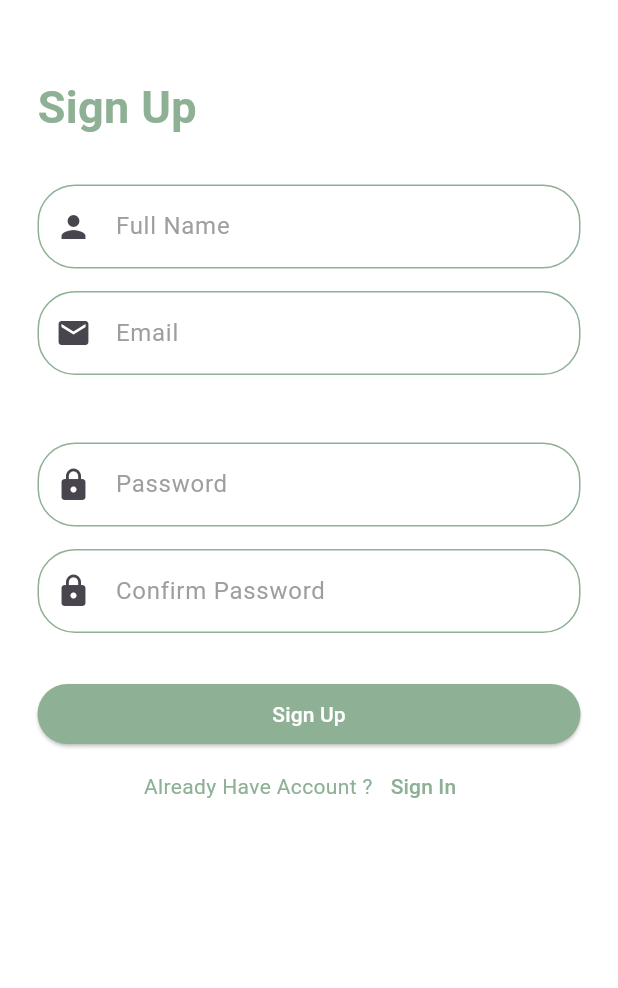
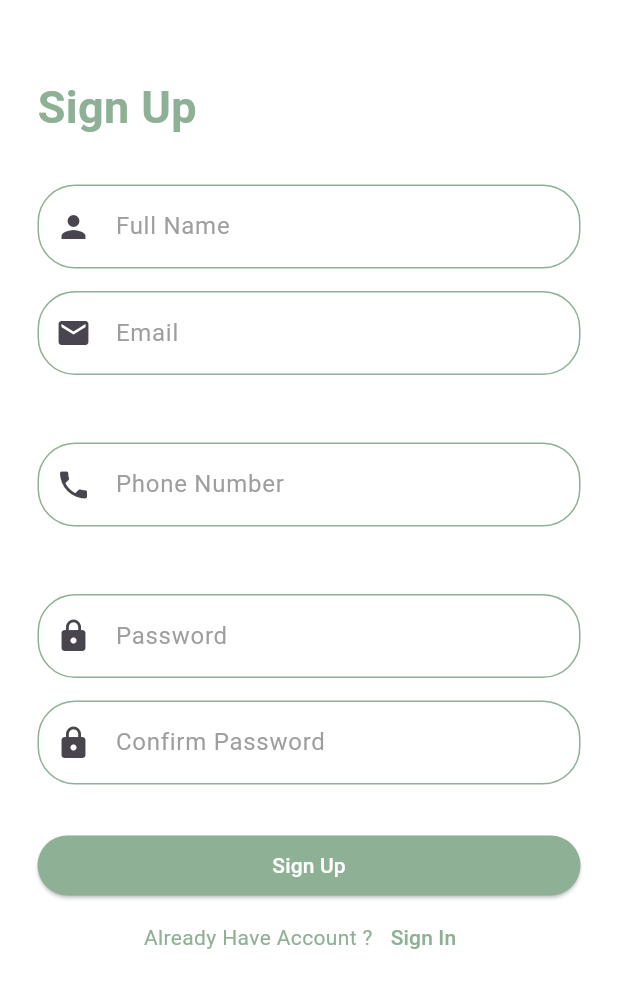
Before and after one commit to RestoRun1/resto_run_mobile, a Flutter app: the SignUp screen opened by its route, after a tap on "Sign Up", on a phone screen of 412 x 824 dp. Shown: the top 988 px of the screen. Run offline on Flutter 3.47's test engine with Material 3 defaults, Android fonts, the phone set to English and light mode, and no system bars; our stand-ins replace carousel_slider, flutter_credit_card, flutter_map, flutter_secure_storage, flutter_svg, fluttertoast and 5 more; missing offline and left inert: dart:ffi, simple_barcode_scanner; accounts and stored records are empty; network calls fail; key blocks and very long unbroken strings in the code were emptied for the run.

Commit message:
Phone number is added

```diff
--- a/lib/Pages/ProfilePage.dart
+++ b/lib/Pages/ProfilePage.dart
@@ -1,6 +1,7 @@
 import 'package:flutter/material.dart';
 import 'package:resto_run_mobile/Color/AppColors.dart';
 import 'package:resto_run_mobile/helper.dart';
+import 'package:resto_run_mobile/user.dart';
 
 class ProfilePage extends StatelessWidget {
   const ProfilePage({super.key});
@@ -174,6 +175,8 @@ class ProfileItemRow extends StatelessWidget {
 class DownContainer extends StatelessWidget {
   const DownContainer({super.key});
 
+
+
   @override
   Widget build(BuildContext context) {
     void gotoSettings() {
@@ -198,8 +201,8 @@ class DownContainer extends StatelessWidget {
             SizedBox(
                 height: Helper.dependOnWidth(104) * currentHeight / 4 + 12),
             Text(
-              "Efe Can Tepe",
-              style: TextStyle(
+              User().username,
+              style: const TextStyle(
                   color: AppColors.dotBlack,
                   fontSize: 20,
                   fontWeight: FontWeight.w500),
--- a/lib/Pages/SignUp.dart
+++ b/lib/Pages/SignUp.dart
@@ -17,9 +17,11 @@ final passwordController = TextEditingController();
 final confirmPasswordController = TextEditingController();
 final nameController = TextEditingController();
 final emailController = TextEditingController();
+final phoneController = TextEditingController();
 
-final personIcon = const Icon(Icons.person);
-final emailIcon = const Icon(Icons.email);
+const  personIcon = Icon(Icons.person);
+const  emailIcon =  Icon(Icons.email);
+const phoneIcon =   Icon(Icons.phone);
 
 class SignUp extends StatelessWidget {
 
@@ -28,6 +30,7 @@ class SignUp extends StatelessWidget {
     String email = emailController.text;
     String password = passwordController.text;
     String confirmedPassword = confirmPasswordController.text;
+    String phoneNumber = phoneController.text;
 
     String saveCustomerURL = BackendUrl.saveCustomer;
 
@@ -42,7 +45,8 @@ class SignUp extends StatelessWidget {
           'username' : name,
           'email' : email,
           'password' : password,
-          'confirmedPassword' : confirmedPassword
+          'confirmedPassword' : confirmedPassword,
+          'phoneNumber' : phoneNumber
         })
       );
 
@@ -117,6 +121,14 @@ class SignUp extends StatelessWidget {
                   obscureText: false,
                   icon: emailIcon),
               const SizedBox(height: 45),
+
+              MyTextField(
+                  controller: phoneController,
+                  hintText: "Phone Number",
+                  obscureText: false,
+                  icon: phoneIcon),
+              const SizedBox(height: 45),
+
               PasswordTextField(
                   controller: passwordController,
                   hintText: "Password",
--- a/lib/backend_url.dart
+++ b/lib/backend_url.dart
@@ -1,5 +1,8 @@
 class BackendUrl {
   static String baseUrl = "http://10.0.2.2:8080";
+
+
+  //Customer Url
   static String saveCustomer = "$baseUrl/api/customer/saveCustomer";
   static String loginUrl = "$baseUrl/api/customer/login";
 }
```
